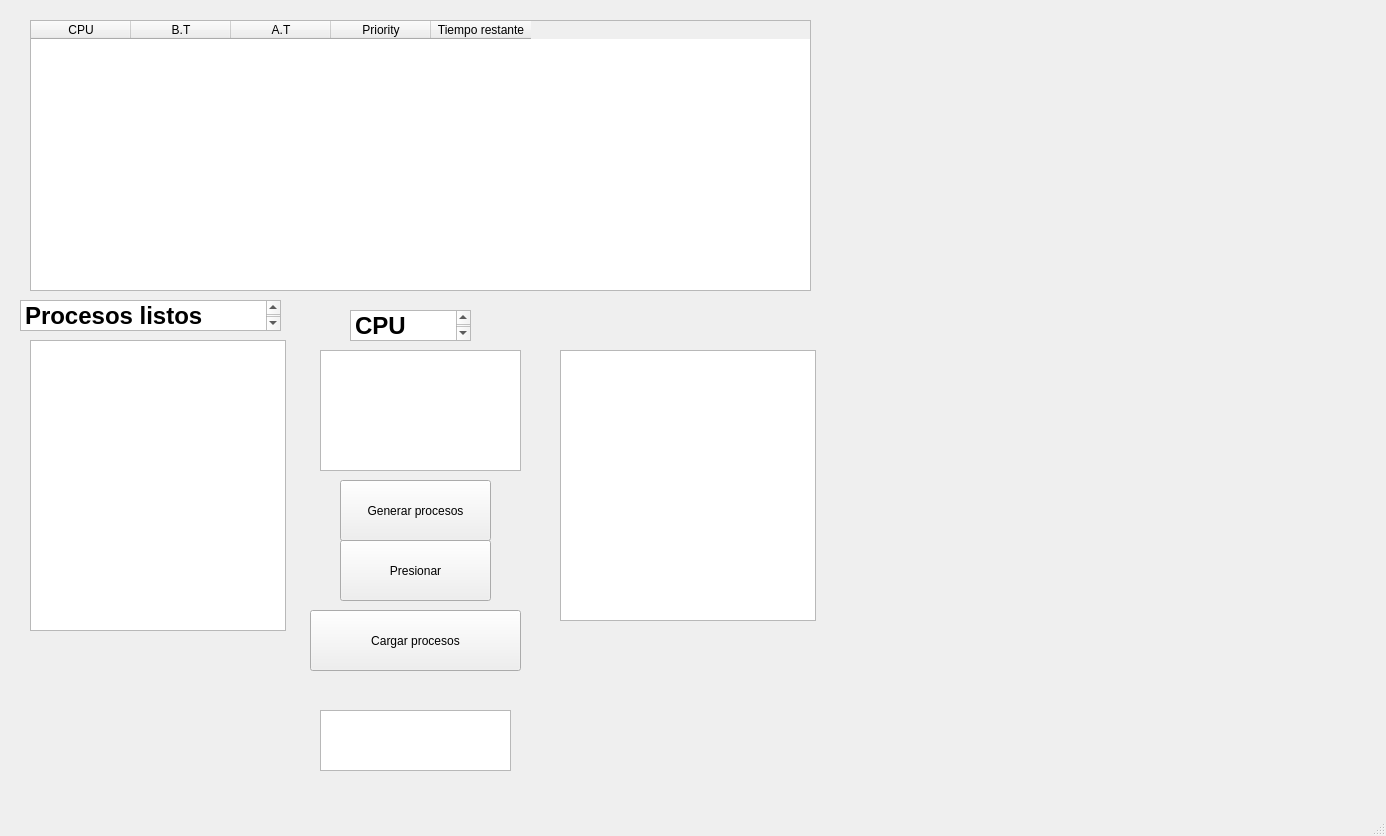
Above: simulador/test1.ui from Karedu/Simulador-de-planificador-de-procesos before the change. Below: the same form after it.
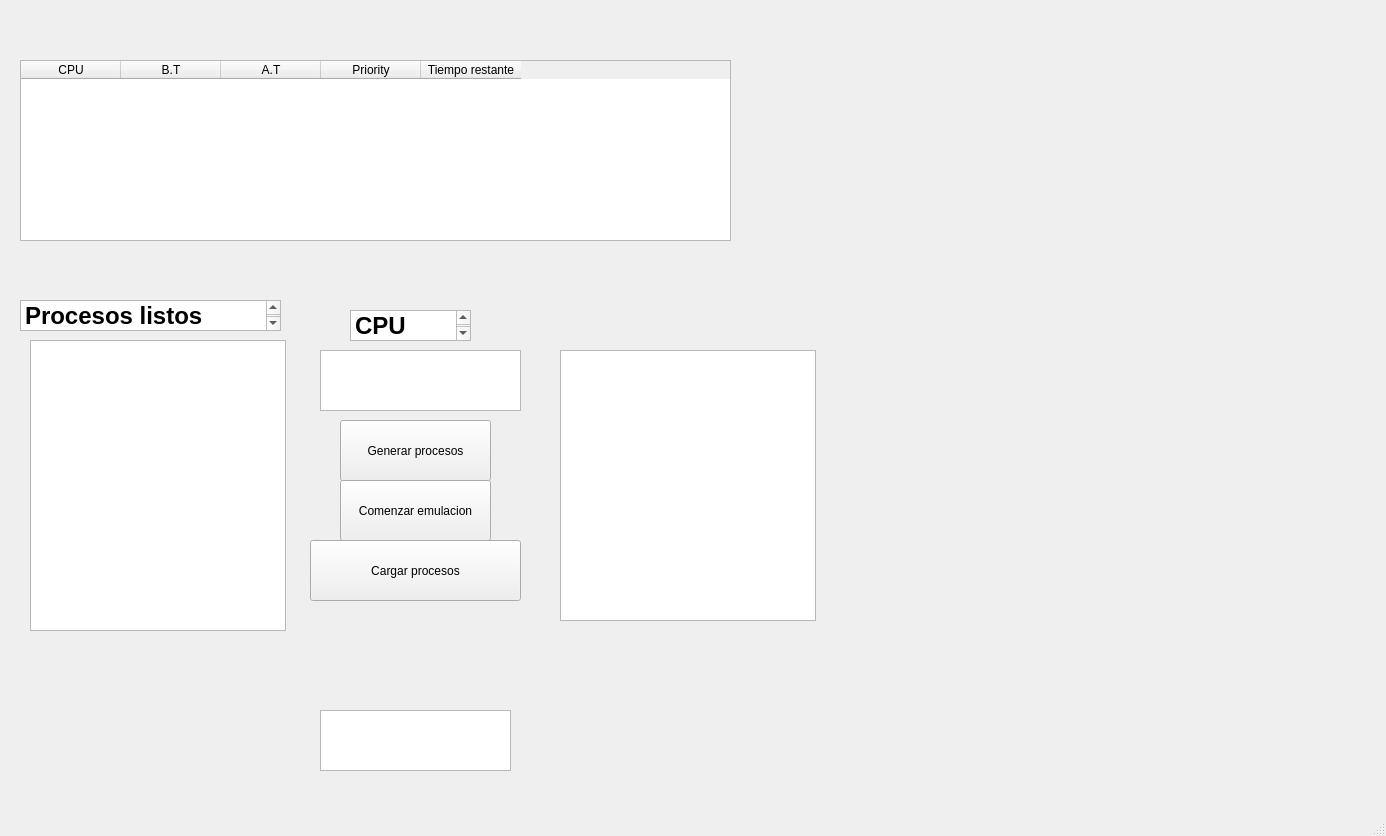
That is the form after the change.

Commit message: Delete redundancia

The edit to the form file:
```diff
--- a/simulador/test1.ui
+++ b/simulador/test1.ui
@@ -18,13 +18,13 @@
     <property name="geometry">
      <rect>
       <x>340</x>
-      <y>540</y>
+      <y>480</y>
       <width>151</width>
       <height>61</height>
      </rect>
     </property>
     <property name="text">
-     <string>Presionar</string>
+     <string>Comenzar emulacion</string>
     </property>
    </widget>
    <widget class="QListWidget" name="list1">
@@ -50,10 +50,10 @@
    <widget class="QTableWidget" name="processTable">
     <property name="geometry">
      <rect>
-      <x>30</x>
-      <y>20</y>
-      <width>781</width>
-      <height>271</height>
+      <x>20</x>
+      <y>60</y>
+      <width>711</width>
+      <height>181</height>
      </rect>
     </property>
     <column>
@@ -86,7 +86,7 @@
     <property name="geometry">
      <rect>
       <x>310</x>
-      <y>610</y>
+      <y>540</y>
       <width>211</width>
       <height>61</height>
      </rect>
@@ -101,7 +101,7 @@
       <x>320</x>
       <y>350</y>
       <width>201</width>
-      <height>121</height>
+      <height>61</height>
      </rect>
     </property>
    </widget>
@@ -136,7 +136,7 @@
     <property name="geometry">
      <rect>
       <x>340</x>
-      <y>480</y>
+      <y>420</y>
       <width>151</width>
       <height>61</height>
      </rect>
```
The commit also changes 1 other file.
